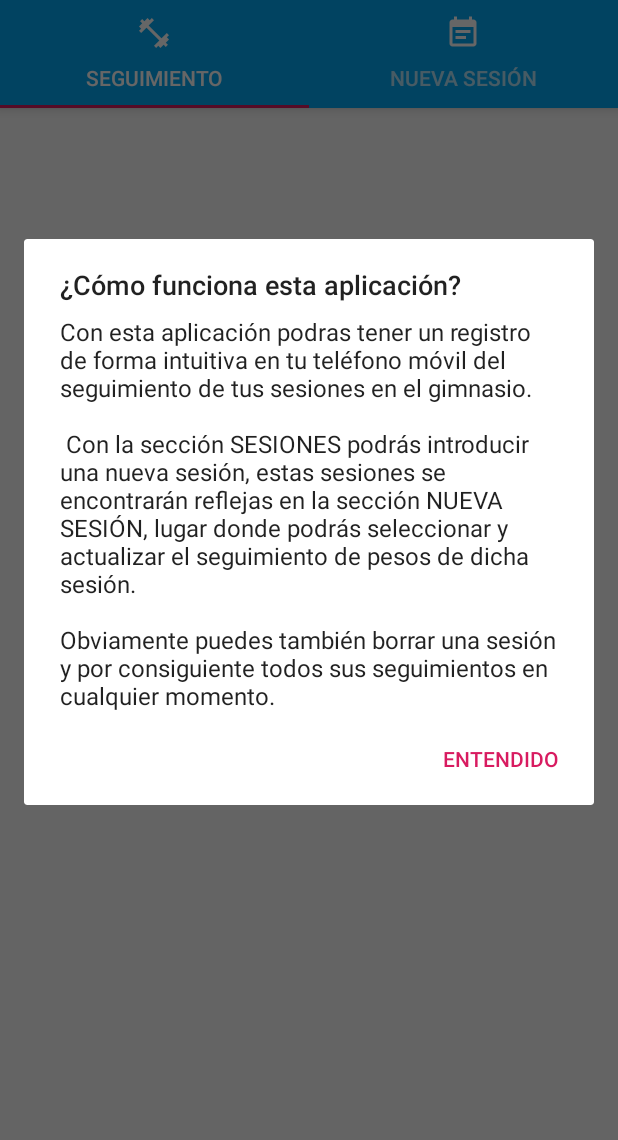
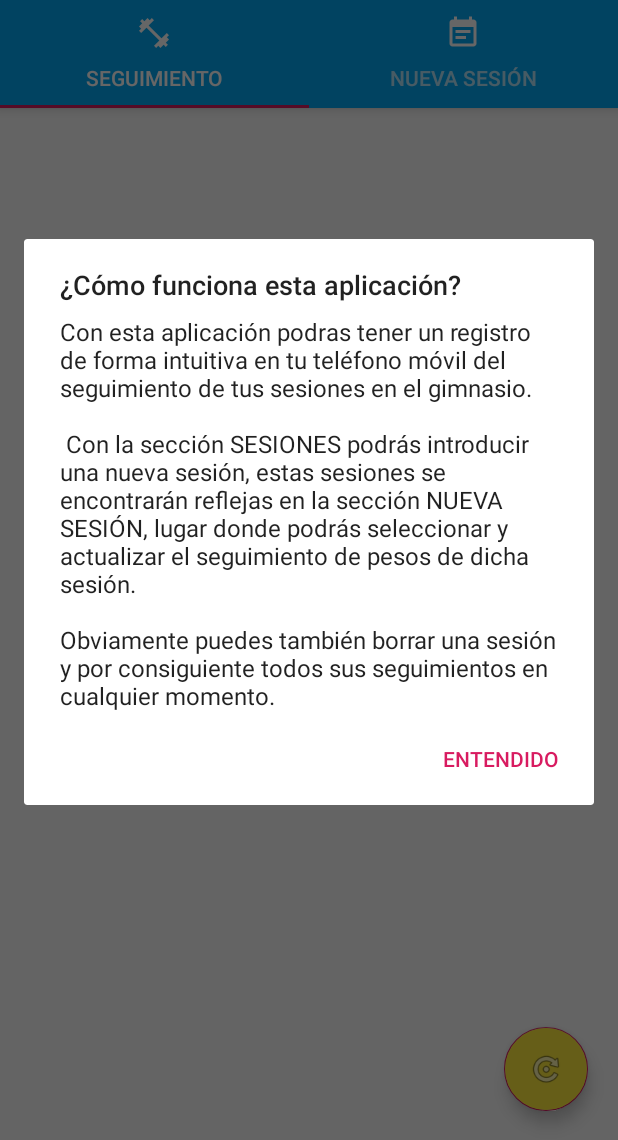
Before and after one commit to Acebo98/Be-Fit, an Android app: the SesionesFragment screen opened directly, with no data from a screen before it, after a tap on "Ayuda", on a phone screen of 412 x 824 dp, the part 96-1236 px from its top. Run offline under Robolectric (Android 15) with nearby library versions, the phone set to English and light mode, and no system bars.

Commit message:
añadido floating button para actulizar la lista (icono probablemente temporal)

```diff
--- a/app/src/main/java/com/example/befit/SesionesFragment.java
+++ b/app/src/main/java/com/example/befit/SesionesFragment.java
@@ -4,6 +4,7 @@ import android.app.Activity;
 import android.content.Context;
 import android.net.Uri;
 import android.os.Bundle;
+import android.support.design.widget.FloatingActionButton;
 import android.support.v4.app.DialogFragment;
 import android.support.v4.app.Fragment;
 import android.view.LayoutInflater;
@@ -22,6 +23,7 @@ public class SesionesFragment extends Fragment {
     //Controles
     View view;
     ListView lvSesiones;
+    FloatingActionButton floatingUpdate;
 
     public SesionesFragment() {
         // Required empty public constructor
@@ -41,14 +43,29 @@ public class SesionesFragment extends Fragment {
     @Override
     public View onCreateView(LayoutInflater inflater, ViewGroup container,
                              Bundle savedInstanceState) {
+        //Inflamos la vista
+        view = inflater.inflate(R.layout.fragment_sesiones, container, false);
+
+        //Controles
+        lvSesiones = view.findViewById(R.id.lvSesiones);
+        floatingUpdate = view.findViewById(R.id.floatingUpdate);
+        floatingUpdate.setOnClickListener(new View.OnClickListener() {
+            @Override
+            public void onClick(View v) {
+                LeerBD();
+                LogeoActivity.centralizarToast(getContext(), "Lista actualizada");
+            }
+        });
+
+        //Leemos los datos
+        LeerBD();
+
+        return view;
+    }
+
+    //Leemos los entrenamientos de la base de datos
+    private void LeerBD() {
         try {
-            //Inflamos la vista
-            view = inflater.inflate(R.layout.fragment_sesiones, container, false);
-
-            //ListView
-            lvSesiones = view.findViewById(R.id.lvSesiones);
-
-            //Leemos los datos
             ArrayList<VOSesion> lSesiones = new DAOSesiones(getContext()).ReadSesiones();
             AdaptadorLV adaptadorLV = new AdaptadorLV(getActivity().getApplicationContext(), lSesiones);
             lvSesiones.setAdapter(adaptadorLV);
@@ -63,8 +80,6 @@ public class SesionesFragment extends Fragment {
 
             dialogFragment.show(getFragmentManager(), "error");
         }
-
-        return view;
     }
 
     // TODO: Rename method, update argument and hook method into UI event
--- a/app/src/main/res/layout/fragment_sesiones.xml
+++ b/app/src/main/res/layout/fragment_sesiones.xml
@@ -19,5 +19,18 @@
             app:layout_constraintEnd_toEndOf="parent"
             app:layout_constraintHorizontal_bias="0.489"
             app:layout_constraintStart_toStartOf="parent" />
+
+        <android.support.design.widget.FloatingActionButton
+            android:id="@+id/floatingUpdate"
+            android:layout_width="wrap_content"
+            android:layout_height="wrap_content"
+            android:layout_marginEnd="20dp"
+            android:layout_marginRight="20dp"
+            android:layout_marginBottom="75dp"
+            android:backgroundTint="@color/amarillo"
+            android:clickable="true"
+            android:src="@android:drawable/ic_menu_rotate"
+            app:layout_constraintBottom_toBottomOf="parent"
+            app:layout_constraintEnd_toEndOf="parent" />
     </android.support.constraint.ConstraintLayout>
 </FrameLayout>
--- a/app/src/main/res/values/colors.xml
+++ b/app/src/main/res/values/colors.xml
@@ -5,4 +5,5 @@
     <color name="colorPrimaryDark">#3F51B5</color>
     <color name="colorAccent">#D81B60</color>
     <color name="rojo">#FF0000</color>
+    <color name="amarillo">#FFEB3B</color>
 </resources>
```
